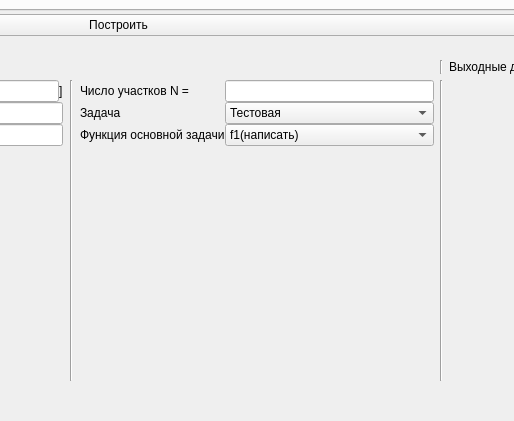
This is UI/MainWindow.ui in Eisim/NM_lab_spline as Qt 5 draws it before an edit; both pictures show x 302 to 816 and y 569 to 990 of the 916 by 990 pixel window. The edited form follows.
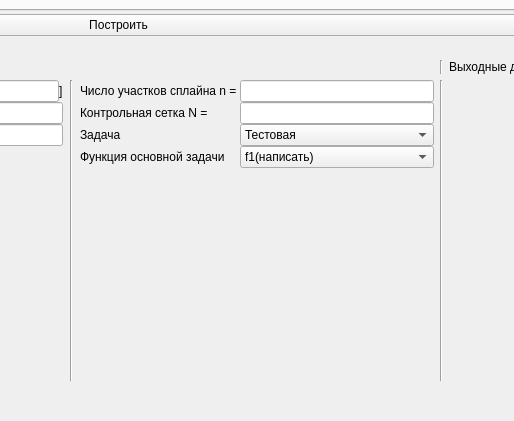
This is the edited form. The open tabs and pages were chosen to show the change.

Commit message: доделать анализ сплайна

```diff
--- a/UI/MainWindow.ui
+++ b/UI/MainWindow.ui
@@ -68,31 +68,7 @@
        </property>
        <item row="0" column="2">
         <layout class="QGridLayout" name="gridLayout_5">
-         <item row="2" column="0">
-          <widget class="QLabel" name="label_8">
-           <property name="text">
-            <string>Функция основной задачи</string>
-           </property>
-          </widget>
-         </item>
-         <item row="0" column="0">
-          <widget class="QLabel" name="label_5">
-           <property name="text">
-            <string>Число участков N = </string>
-           </property>
-          </widget>
-         </item>
-         <item row="0" column="1">
-          <widget class="QLineEdit" name="num_uzlov"/>
-         </item>
-         <item row="1" column="0">
-          <widget class="QLabel" name="label_6">
-           <property name="text">
-            <string>Задача</string>
-           </property>
-          </widget>
-         </item>
-         <item row="2" column="1">
+         <item row="3" column="1">
           <widget class="QComboBox" name="comboBox_functions">
            <property name="currentText">
             <string>f1(написать)</string>
@@ -114,7 +90,7 @@
            </item>
           </widget>
          </item>
-         <item row="1" column="1">
+         <item row="2" column="1">
           <widget class="QComboBox" name="comboBox">
            <property name="currentText">
             <string>Тестовая</string>
@@ -136,7 +112,7 @@
            </item>
           </widget>
          </item>
-         <item row="3" column="0">
+         <item row="4" column="0">
           <spacer name="verticalSpacer_3">
            <property name="orientation">
             <enum>Qt::Vertical</enum>
@@ -149,6 +125,40 @@
            </property>
           </spacer>
          </item>
+         <item row="3" column="0">
+          <widget class="QLabel" name="label_8">
+           <property name="text">
+            <string>Функция основной задачи</string>
+           </property>
+          </widget>
+         </item>
+         <item row="0" column="0">
+          <widget class="QLabel" name="label_5">
+           <property name="text">
+            <string>Число участков сплайна n = </string>
+           </property>
+          </widget>
+         </item>
+         <item row="0" column="1">
+          <widget class="QLineEdit" name="input_n"/>
+         </item>
+         <item row="2" column="0">
+          <widget class="QLabel" name="label_6">
+           <property name="text">
+            <string>Задача</string>
+           </property>
+          </widget>
+         </item>
+         <item row="1" column="1">
+          <widget class="QLineEdit" name="input_N"/>
+         </item>
+         <item row="1" column="0">
+          <widget class="QLabel" name="label_12">
+           <property name="text">
+            <string>Контрольная сетка N = </string>
+           </property>
+          </widget>
+         </item>
         </layout>
        </item>
        <item row="0" column="0">
```
Left out of the diff: 9 changed lines with no effect on the pictures. The commit also changes 8 other files.
